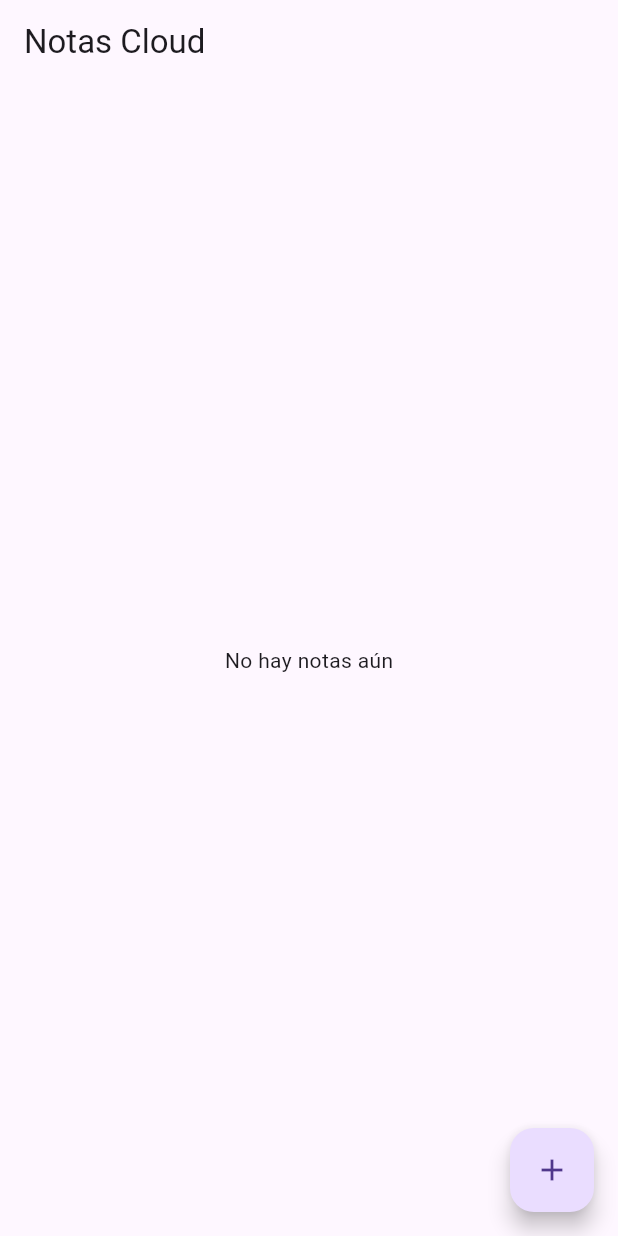
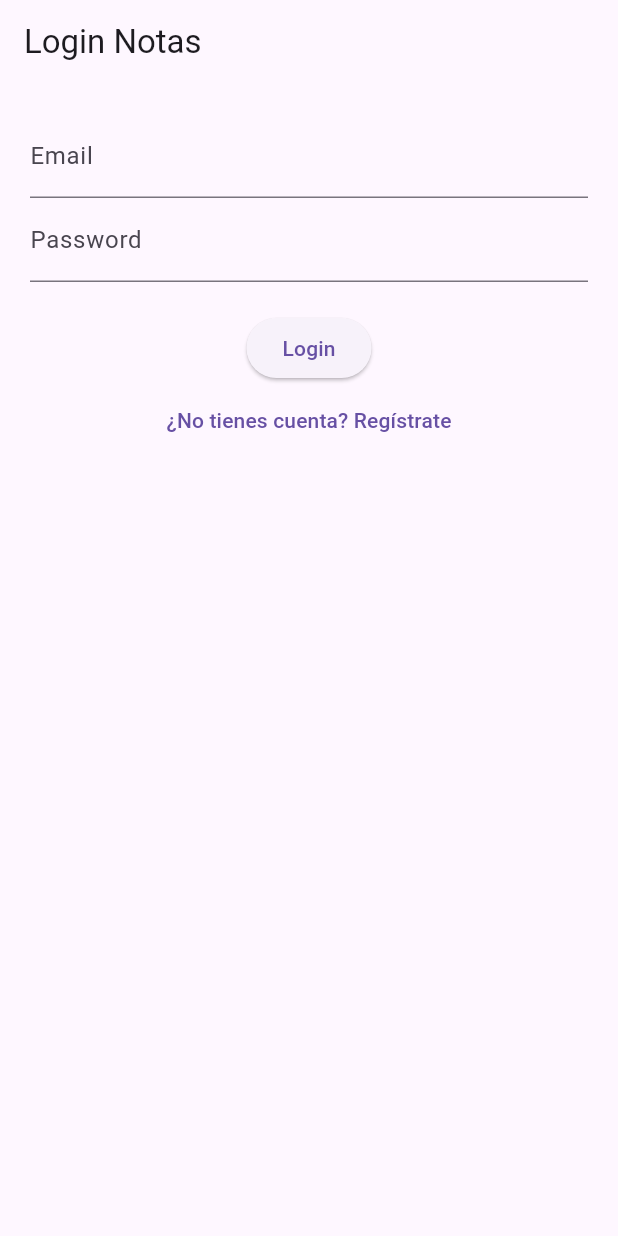
Before and after one commit to elerror01-dev/notas_flutter, a Flutter app: the screen it shows after launch, on a phone screen of 412 x 824 dp. Run offline on Flutter 3.47's test engine with Material 3 defaults, Android fonts, the light colour scheme and no system bars; our stand-ins replace cloud_firestore, firebase_auth, firebase_core; accounts and stored records are empty.

Commit message:
vercion 2

```diff
--- a/lib/main.dart
+++ b/lib/main.dart
@@ -1,26 +1,41 @@
 import 'package:flutter/material.dart';
 import 'package:firebase_core/firebase_core.dart';
+import 'package:firebase_auth/firebase_auth.dart';
 import 'firebase_options.dart';
+import 'screens/login_screen.dart';
 import 'screens/notes_screen.dart';
 
 void main() async {
   WidgetsFlutterBinding.ensureInitialized();
-
   await Firebase.initializeApp(
     options: DefaultFirebaseOptions.currentPlatform,
   );
-
-  print("🔥 Firebase inicializado correctamente");
-
-  runApp(MyApp());
+  runApp(const MyApp());
 }
 
 class MyApp extends StatelessWidget {
+  const MyApp({super.key});
+
   @override
   Widget build(BuildContext context) {
     return MaterialApp(
       debugShowCheckedModeBanner: false,
-      home: NotesScreen(),
+      home: StreamBuilder<User?>(
+        stream: FirebaseAuth.instance.authStateChanges(),
+        builder: (context, snapshot) {
+          if (snapshot.connectionState == ConnectionState.waiting) {
+            return const Scaffold(
+              body: Center(child: CircularProgressIndicator()),
+            );
+          }
+
+          if (snapshot.hasData) {
+            return NotesScreen();
+          }
+
+          return const LoginScreen();
+        },
+      ),
     );
   }
 }
--- /dev/null
+++ b/lib/screens/login_screen.dart
@@ -0,0 +1,78 @@
+import 'package:flutter/material.dart';
+import '../services/auth_service.dart';
+
+class LoginScreen extends StatefulWidget {
+  const LoginScreen({super.key});
+
+  @override
+  State<LoginScreen> createState() => _LoginScreenState();
+}
+
+class _LoginScreenState extends State<LoginScreen> {
+  final AuthService _authService = AuthService();
+  final TextEditingController emailController = TextEditingController();
+  final TextEditingController passwordController = TextEditingController();
+
+  bool isLogin = true;
+  String errorMessage = '';
+
+  Future<void> submit() async {
+    try {
+      if (isLogin) {
+        await _authService.login(
+          emailController.text.trim(),
+          passwordController.text.trim(),
+        );
+      } else {
+        await _authService.register(
+          emailController.text.trim(),
+          passwordController.text.trim(),
+        );
+      }
+    } catch (e) {
+      setState(() {
+        errorMessage = "Error: ${e.toString()}";
+      });
+    }
+  }
+
+  @override
+  Widget build(BuildContext context) {
+    return Scaffold(
+      appBar: AppBar(title: const Text("Login Notas")),
+      body: Padding(
+        padding: const EdgeInsets.all(20),
+        child: Column(
+          children: [
+            TextField(
+              controller: emailController,
+              decoration: const InputDecoration(labelText: "Email"),
+            ),
+            TextField(
+              controller: passwordController,
+              decoration: const InputDecoration(labelText: "Password"),
+              obscureText: true,
+            ),
+            const SizedBox(height: 20),
+            ElevatedButton(
+              onPressed: submit,
+              child: Text(isLogin ? "Login" : "Register"),
+            ),
+            TextButton(
+              onPressed: () {
+                setState(() {
+                  isLogin = !isLogin;
+                });
+              },
+              child: Text(isLogin
+                  ? "¿No tienes cuenta? Regístrate"
+                  : "¿Ya tienes cuenta? Inicia sesión"),
+            ),
+            if (errorMessage.isNotEmpty)
+              Text(errorMessage, style: const TextStyle(color: Colors.red)),
+          ],
+        ),
+      ),
+    );
+  }
+}
--- /dev/null
+++ b/lib/services/auth_service.dart
@@ -0,0 +1,25 @@
+import 'package:firebase_auth/firebase_auth.dart';
+
+class AuthService {
+  final FirebaseAuth _auth = FirebaseAuth.instance;
+
+  Stream<User?> get authStateChanges => _auth.authStateChanges();
+
+  Future<void> register(String email, String password) async {
+    await _auth.createUserWithEmailAndPassword(
+      email: email,
+      password: password,
+    );
+  }
+
+  Future<void> login(String email, String password) async {
+    await _auth.signInWithEmailAndPassword(
+      email: email,
+      password: password,
+    );
+  }
+
+  Future<void> logout() async {
+    await _auth.signOut();
+  }
+}
```
Also changed, not shown: lib/screens/notes_screen.dart (+39 -15 lines), lib/services/firestore_service.dart (+22 -7 lines), pubspec.yaml (+4 -3 lines), firebase.json (added), lib/firebase_options.dart (added), pubspec.lock, 7 other files.
